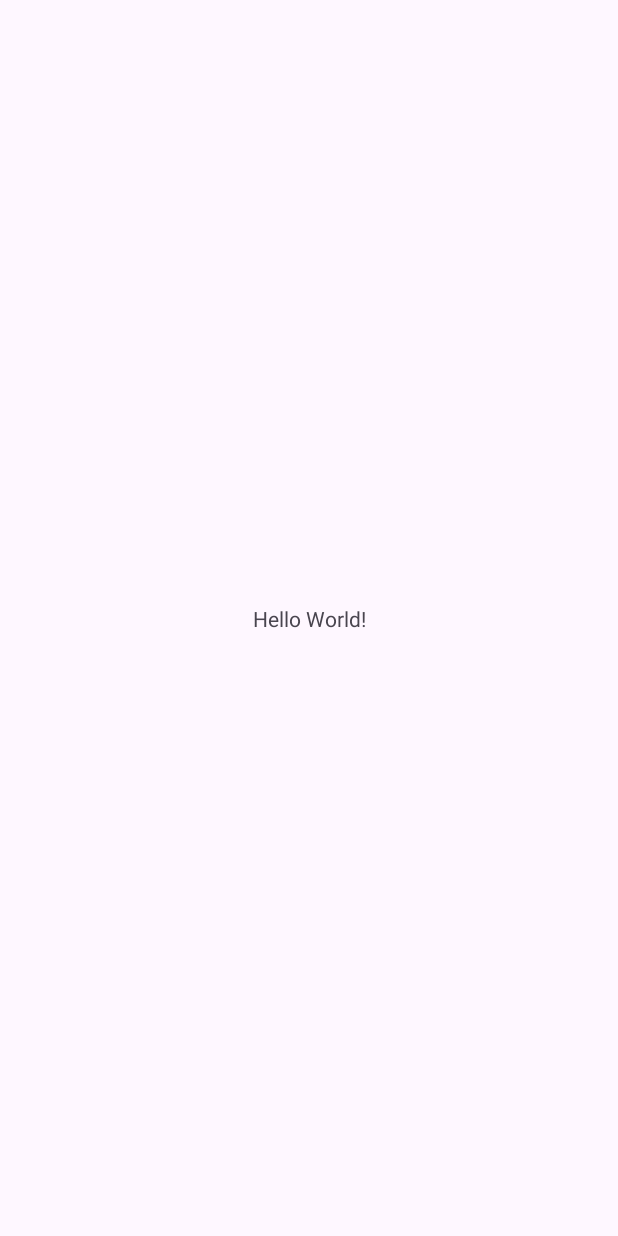
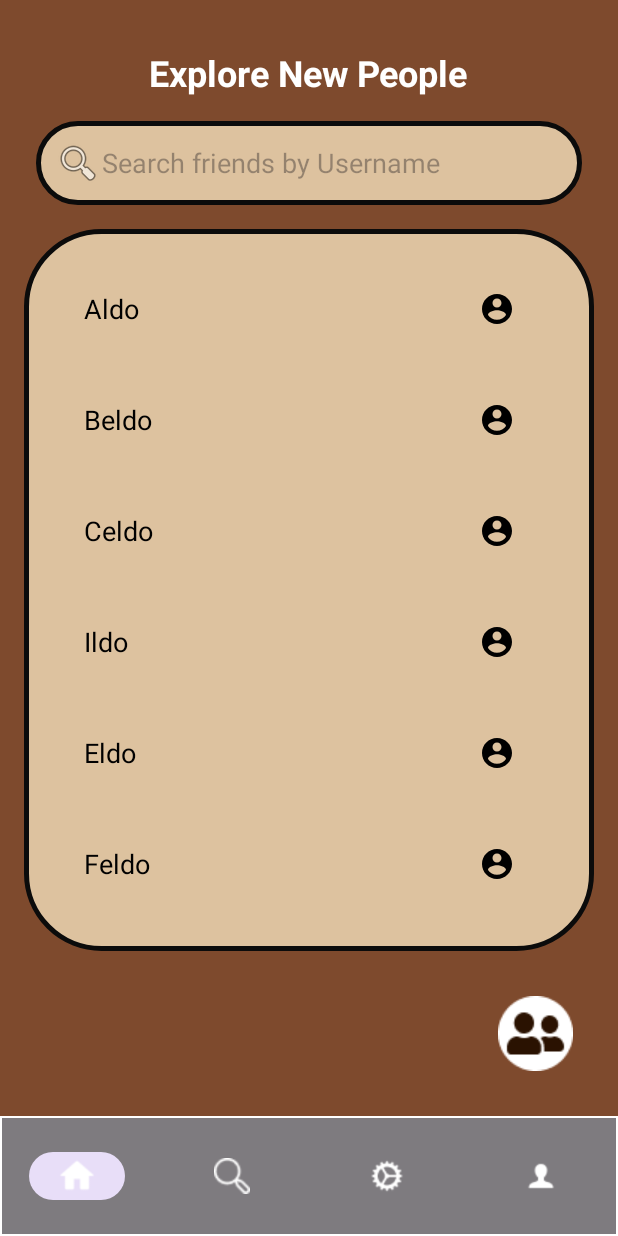
Before and after one commit to VgTan/ForzaFit, an Android app: the screen it shows after launch (MainActivity), on a phone screen of 412 x 824 dp. Before the commit the screen is almost empty. Run offline under Robolectric (Android 15) with nearby library versions, the light colour scheme and no system bars.

Commit message:
cukup tau
hmmm seadanya dari settings sama search dan friend list

```diff
--- a/app/build.gradle.kts
+++ b/app/build.gradle.kts
@@ -44,6 +44,8 @@ dependencies {
     implementation(libs.material)
     implementation(libs.androidx.activity)
     implementation(libs.androidx.constraintlayout)
+    implementation(libs.filament.android)
+    implementation(libs.androidx.ui.text.android)
     testImplementation(libs.junit)
     androidTestImplementation(libs.androidx.junit)
     androidTestImplementation(libs.androidx.espresso.core)
--- a/app/src/main/AndroidManifest.xml
+++ b/app/src/main/AndroidManifest.xml
@@ -13,6 +13,9 @@
         android:theme="@style/Theme.ForzaFit"
         tools:targetApi="31">
         <activity
+            android:name=".FriendActivity"
+            android:exported="false" />
+        <activity
             android:name=".MainActivity"
             android:exported="true">
             <intent-filter>
--- a/app/src/main/java/com/example/forzafit/MainActivity.kt
+++ b/app/src/main/java/com/example/forzafit/MainActivity.kt
@@ -1,20 +1,34 @@
 package com.example.forzafit
 
 import android.os.Bundle
-import androidx.activity.enableEdgeToEdge
 import androidx.appcompat.app.AppCompatActivity
-import androidx.core.view.ViewCompat
-import androidx.core.view.WindowInsetsCompat
+import androidx.fragment.app.Fragment
+import com.google.android.material.bottomnavigation.BottomNavigationView
 
 class MainActivity : AppCompatActivity() {
     override fun onCreate(savedInstanceState: Bundle?) {
         super.onCreate(savedInstanceState)
-        enableEdgeToEdge()
         setContentView(R.layout.activity_main)
-        ViewCompat.setOnApplyWindowInsetsListener(findViewById(R.id.main)) { v, insets ->
-            val systemBars = insets.getInsets(WindowInsetsCompat.Type.systemBars())
-            v.setPadding(systemBars.left, systemBars.top, systemBars.right, systemBars.bottom)
-            insets
+
+        val bottomNav: BottomNavigationView = findViewById(R.id.bottom_navigation)
+        bottomNav.setOnNavigationItemSelectedListener(navListener)
+
+        // Set default fragment
+        if (savedInstanceState == null) {
+            supportFragmentManager.beginTransaction().replace(R.id.fragment_container, SearchFragment()).commit()
         }
     }
+
+    private val navListener = BottomNavigationView.OnNavigationItemSelectedListener { item ->
+        var selectedFragment: Fragment? = null
+
+        when (item.itemId) {
+            R.id.nav_search -> selectedFragment = SearchFragment()
+            R.id.nav_setting -> selectedFragment = SettingFragment()
+        }
+
+        supportFragmentManager.beginTransaction().replace(R.id.fragment_container, selectedFragment!!).commit()
+
+        true
+    }
 }
--- /dev/null
+++ b/app/src/main/java/com/example/forzafit/SearchFragment.kt
@@ -0,0 +1,72 @@
+package com.example.forzafit
+
+import android.content.Intent
+import android.os.Bundle
+import androidx.fragment.app.Fragment
+import android.view.LayoutInflater
+import android.view.View
+import android.view.ViewGroup
+import android.widget.ImageButton
+import android.widget.Toast
+import androidx.recyclerview.widget.LinearLayoutManager
+import androidx.recyclerview.widget.RecyclerView
+
+private const val ARG_PARAM1 = "param1"
+private const val ARG_PARAM2 = "param2"
+
+class SearchFragment : Fragment() {
+    private var param1: String? = null
+    private var param2: String? = null
+    private lateinit var recyclerView: RecyclerView
+
+    override fun onCreate(savedInstanceState: Bundle?) {
+        super.onCreate(savedInstanceState)
+        arguments?.let {
+            param1 = it.getString(ARG_PARAM1)
+            param2 = it.getString(ARG_PARAM2)
+        }
+    }
+
+    override fun onCreateView(
+        inflater: LayoutInflater, container: ViewGroup?,
+        savedInstanceState: Bundle?
+    ): View? {
+        // Inflate the layout for this fragment
+        val view = inflater.inflate(R.layout.fragment_search, container, false)
+
+        // Initialize the RecyclerView
+        recyclerView = view.findViewById(R.id.recycler_view)
+        recyclerView.layoutManager = LinearLayoutManager(context)
+
+        // Sample data
+        val usernames = arrayOf("Aldo", "Beldo", "Celdo", "Ildo", "Eldo", "Feldo")
+
+// Initialize the adapter with a callback for the add friend button
+        val adapter = UserAdapter(usernames) { username ->
+            Toast.makeText(context, "Add Friend: $username", Toast.LENGTH_SHORT).show()
+        }
+
+        recyclerView.adapter = adapter
+
+
+        val buttonFriend: ImageButton = view.findViewById(R.id.button_friend)
+        buttonFriend.setOnClickListener {
+            // Start FriendListActivity when the button is clicked
+            val intent = Intent(requireContext(), FriendActivity::class.java)
+            startActivity(intent)
+        }
+
+        return view
+    }
+
+    companion object {
+        @JvmStatic
+        fun newInstance(param1: String, param2: String) =
+            SearchFragment().apply {
+                arguments = Bundle().apply {
+                    putString(ARG_PARAM1, param1)
+                    putString(ARG_PARAM2, param2)
+                }
+            }
+    }
+}
--- /dev/null
+++ b/app/src/main/java/com/example/forzafit/UserAdapter.kt
@@ -0,0 +1,36 @@
+package com.example.forzafit
+
+import android.view.LayoutInflater
+import android.view.View
+import android.view.ViewGroup
+import android.widget.ImageButton
+import android.widget.TextView
+import androidx.recyclerview.widget.RecyclerView
+
+class UserAdapter(private val usernames: Array<String>, private val onAddFriendClick: (String) -> Unit) : RecyclerView.Adapter<UserAdapter.ViewHolder>() {
+
+    override fun onCreateViewHolder(parent: ViewGroup, viewType: Int): ViewHolder {
+        val view = LayoutInflater.from(parent.context)
+            .inflate(R.layout.list_user, parent, false)
+        return ViewHolder(view)
+    }
+
+    override fun onBindViewHolder(holder: ViewHolder, position: Int) {
+        val username = usernames[position]
+        holder.usernameTextView.text = username
+
+        // Set click listener for add friend button
+        holder.addFriendButton.setOnClickListener {
+            onAddFriendClick(username)  // Pass the username to the callback when the button is clicked
+        }
+    }
+
+    override fun getItemCount(): Int {
+        return usernames.size
+    }
+
+    class ViewHolder(itemView: View) : RecyclerView.ViewHolder(itemView) {
+        val usernameTextView: TextView = itemView.findViewById(R.id.username)
+        val addFriendButton: ImageButton = itemView.findViewById(R.id.add_friend_button)
+    }
+}
--- /dev/null
+++ b/app/src/main/res/drawable/bottom_nav_background.xml
@@ -0,0 +1,7 @@
+<?xml version="1.0" encoding="utf-8"?>
+<shape xmlns:android="http://schemas.android.com/apk/res/android">
+    <solid android:color="#80000000" /> <!-- Warna hitam dengan opacity 50% -->
+    <stroke
+        android:width="1dp"
+        android:color="@color/white" /> <!-- Tambahkan border putih -->
+</shape>
--- /dev/null
+++ b/app/src/main/res/drawable/profile.xml
@@ -0,0 +1,5 @@
+<vector xmlns:android="http://schemas.android.com/apk/res/android" android:height="24dp" android:tint="#000000" android:viewportHeight="24" android:viewportWidth="24" android:width="24dp">
+
+    <path android:fillColor="@android:color/black" android:pathData="M12,2C6.48,2 2,6.48 2,12s4.48,10 10,10 10,-4.48 10,-10S17.52,2 12,2zM12,5c1.66,0 3,1.34 3,3s-1.34,3 -3,3 -3,-1.34 -3,-3 1.34,-3 3,-3zM12,19.2c-2.5,0 -4.71,-1.28 -6,-3.22 0.03,-1.99 4,-3.08 6,-3.08 1.99,0 5.97,1.09 6,3.08 -1.29,1.94 -3.5,3.22 -6,3.22z"/>
+
+</vector>
--- /dev/null
+++ b/app/src/main/res/drawable/search_bar_style.xml
@@ -0,0 +1,5 @@
+<shape xmlns:android="http://schemas.android.com/apk/res/android">
+    <solid android:color="#DDC29F"/>
+    <corners android:radius="50dp"/>
+    <stroke android:width="3dp" android:color="#0B0B0B" android:dividerHeight="1dp"/>
+</shape>
--- a/app/src/main/res/layout/activity_main.xml
+++ b/app/src/main/res/layout/activity_main.xml
@@ -1,19 +1,28 @@
 <?xml version="1.0" encoding="utf-8"?>
-<androidx.constraintlayout.widget.ConstraintLayout xmlns:android="http://schemas.android.com/apk/res/android"
+<LinearLayout
+    xmlns:android="http://schemas.android.com/apk/res/android"
     xmlns:app="http://schemas.android.com/apk/res-auto"
     xmlns:tools="http://schemas.android.com/tools"
-    android:id="@+id/main"
     android:layout_width="match_parent"
     android:layout_height="match_parent"
+    android:orientation="vertical"
     tools:context=".MainActivity">
 
-    <TextView
-        android:layout_width="wrap_content"
+    <androidx.fragment.app.FragmentContainerView
+        android:id="@+id/fragment_container"
+        android:layout_width="match_parent"
+        android:layout_height="0dp"
+        android:layout_weight="1" />
+
+    <com.google.android.material.bottomnavigation.BottomNavigationView
+        android:id="@+id/bottom_navigation"
+        android:layout_width="match_parent"
         android:layout_height="wrap_content"
-        android:text="Hello World!"
-        app:layout_constraintBottom_toBottomOf="parent"
-        app:layout_constraintEnd_toEndOf="parent"
-        app:layout_constraintStart_toStartOf="parent"
-        app:layout_constraintTop_toTopOf="parent" />
-
-</androidx.constraintlayout.widget.ConstraintLayout>
+        app:menu="@menu/bottom_nav_menu"
+        app:itemIconTint="@color/white"
+        app:itemTextColor="@color/white"
+        app:labelVisibilityMode="unlabeled"
+        android:background="@drawable/bottom_nav_background"
+        android:elevation="10dp"
+        android:radius="20dp"/>
+</LinearLayout>
--- /dev/null
+++ b/app/src/main/res/layout/fragment_search.xml
@@ -0,0 +1,62 @@
+<?xml version="1.0" encoding="utf-8"?>
+<RelativeLayout xmlns:android="http://schemas.android.com/apk/res/android"
+    xmlns:app="http://schemas.android.com/apk/res-auto"
+    android:layout_width="match_parent"
+    android:layout_height="match_parent"
+    android:background="#7E4A2D">
+
+    <!-- Title -->
+    <TextView
+        android:id="@+id/title_explore"
+        android:layout_width="wrap_content"
+        android:layout_height="wrap_content"
+        android:text="Explore New People"
+        android:textSize="24sp"
+        android:textStyle="bold"
+        android:textColor="#FFF"
+        android:layout_centerHorizontal="true"
+        android:layout_marginTop="32dp"/>
+
+    <!-- Search Bar -->
+    <EditText
+        android:id="@+id/search_friend"
+        android:layout_width="match_parent"
+        android:layout_height="wrap_content"
+        android:hint="Search friends by Username"
+        android:drawableLeft="@android:drawable/ic_menu_search"
+        android:background="@drawable/search_bar_style"
+        android:padding="12dp"
+        android:textColor="#000"
+        android:layout_below="@+id/title_explore"
+        android:layout_marginTop="16dp"
+        android:layout_marginStart="24dp"
+        android:layout_marginEnd="24dp"/>
+
+    <!-- RecyclerView for friend list -->
+    <androidx.recyclerview.widget.RecyclerView
+        android:id="@+id/recycler_view"
+        android:layout_width="match_parent"
+        android:layout_height="0dp"
+        android:layout_weight="1"
+        android:layout_below="@id/search_friend"
+        android:layout_marginTop="16dp"
+        android:padding="16dp"
+        android:layout_above="@+id/button_friend"
+        android:background="@drawable/search_bar_style"
+        android:dividerHeight="1dp"
+        android:layout_marginStart="16dp"
+        android:layout_marginEnd="16dp"/>
+
+    <!-- Add Friend Floating Button -->
+    <ImageButton
+        android:id="@+id/button_friend"
+        android:layout_width="50dp"
+        android:layout_height="50dp"
+        android:layout_alignParentBottom="true"
+        android:layout_alignParentEnd="true"
+        android:background="@drawable/addfriend"
+        android:backgroundTint="@null"
+        android:contentDescription="Friend"
+        android:elevation="8dp"
+        android:layout_margin="30dp"/>
+</RelativeLayout>
--- /dev/null
+++ b/app/src/main/res/layout/list_user.xml
@@ -0,0 +1,29 @@
+<?xml version="1.0" encoding="utf-8"?>
+<LinearLayout
+    xmlns:android="http://schemas.android.com/apk/res/android"
+    android:layout_width="match_parent"
+    android:layout_height="wrap_content"
+    android:orientation="horizontal"
+    android:dividerHeight="1dp"
+    android:padding="12dp"
+    android:gravity="center_vertical">
+
+    <TextView
+        android:id="@+id/username"
+        android:layout_width="0dp"
+        android:layout_height="wrap_content"
+        android:layout_weight="1"
+        android:text="Username"
+        android:textSize="18sp"
+        android:textColor="#000"
+        android:paddingStart="12dp" />
+
+    <ImageButton
+        android:id="@+id/add_friend_button"
+        android:layout_width="50dp"
+        android:layout_height="50dp"
+        android:src="@drawable/profile"
+        android:background="?attr/selectableItemBackgroundBorderless"
+        android:contentDescription="Add Friend"
+        android:layout_marginEnd="12dp" />
+</LinearLayout>
--- a/app/src/main/res/values/strings.xml
+++ b/app/src/main/res/values/strings.xml
@@ -2,4 +2,10 @@
     <string name="app_name">ForzaFit</string>
     <!-- TODO: Remove or change this placeholder text -->
     <string name="hello_blank_fragment">Hello blank fragment</string>
+        <!-- Other string resources -->
+        <string-array name="text_size_options">
+            <item>Small</item>
+            <item>Medium</item>
+            <item>Large</item>
+        </string-array>
 </resources>
--- a/gradle/libs.versions.toml
+++ b/gradle/libs.versions.toml
@@ -9,6 +9,8 @@ appcompat = "1.7.0"
 material = "1.12.0"
 activity = "1.9.2"
 constraintlayout = "2.1.4"
+filamentAndroid = "1.17.1"
+uiTextAndroid = "1.7.4"
 
 [libraries]
 androidx-core-ktx = { group = "androidx.core", name = "core-ktx", version.ref = "coreKtx" }
@@ -19,6 +21,8 @@ androidx-appcompat = { group = "androidx.appcompat", name = "appcompat", version
 material = { group = "com.google.android.material", name = "material", version.ref = "material" }
 androidx-activity = { group = "androidx.activity", name = "activity", version.ref = "activity" }
 androidx-constraintlayout = { group = "androidx.constraintlayout", name = "constraintlayout", version.ref = "constraintlayout" }
+filament-android = { group = "com.google.ar.sceneform", name = "filament-android", version.ref = "filamentAndroid" }
+androidx-ui-text-android = { group = "androidx.compose.ui", name = "ui-text-android", version.ref = "uiTextAndroid" }
 
 [plugins]
 android-application = { id = "com.android.application", version.ref = "agp" }
```
Also changed, not shown: app/src/main/java/com/example/forzafit/FriendActivity.kt (added, +51 -0 lines), app/src/main/java/com/example/forzafit/SettingFragment.kt (added, +63 -0 lines), app/src/main/res/layout/activity_friend.xml (added, +51 -0 lines), app/src/main/res/layout/fragment_setting.xml (added, +275 -0 lines).
